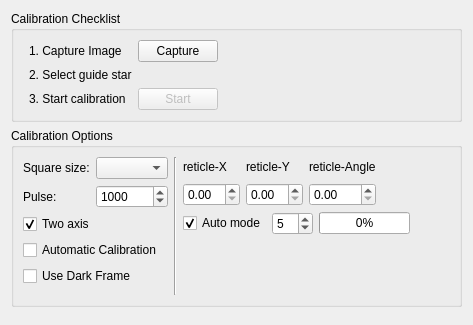
KDE/kstars, file kstars/ekos/guide/rcalibration.ui: the form before one commit.
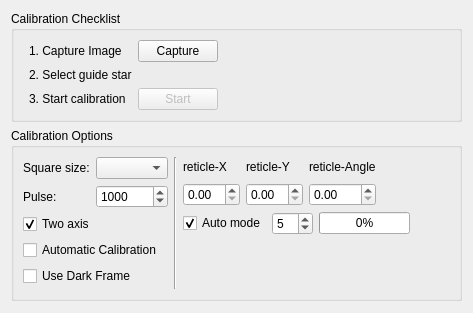
The form after the commit. Custom widgets are drawn as their Qt base class.

Commit message: Attempt to make the Ekos UI more laptop friendly

Diff of the .ui file:
```diff
--- a/kstars/ekos/guide/rcalibration.ui
+++ b/kstars/ekos/guide/rcalibration.ui
@@ -6,8 +6,8 @@
    <rect>
     <x>0</x>
     <y>0</y>
-    <width>459</width>
-    <height>325</height>
+    <width>453</width>
+    <height>313</height>
    </rect>
   </property>
   <property name="minimumSize">
@@ -393,7 +393,7 @@
      <property name="sizeHint" stdset="0">
       <size>
        <width>20</width>
-       <height>7</height>
+       <height>1</height>
       </size>
      </property>
     </spacer>
```
The commit also changes 5 other files.
